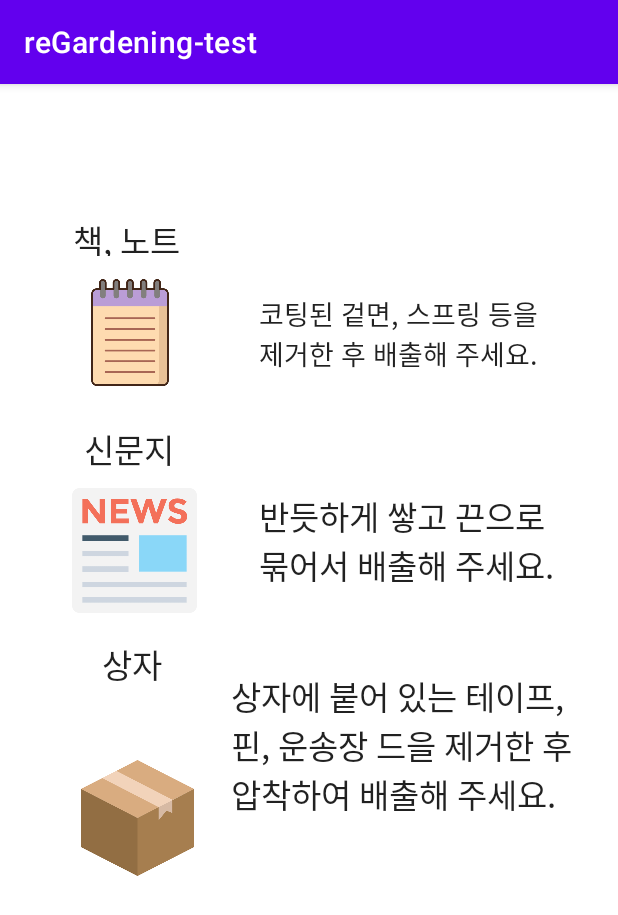
After one commit to YRim99/reGardening-test, an Android app: the paper screen opened directly, with no data from a screen before it, on a phone screen of 412 x 824 dp. The commit adds this screen. Shown: the top 915 px of the screen. Run offline under Robolectric (Android 15) with nearby library versions, the phone set to English and light mode, and no system bars.

Commit message:
종이류-종이 추가

```diff
--- a/app/src/main/AndroidManifest.xml
+++ b/app/src/main/AndroidManifest.xml
@@ -9,6 +9,8 @@
         android:roundIcon="@mipmap/ic_launcher_round"
         android:supportsRtl="true"
         android:theme="@style/Theme.ReGardeningtest">
+        <activity android:name=".paper"></activity>
+        <activity android:name=".collection" />
         <activity android:name=".MainActivity">
             <intent-filter>
                 <action android:name="android.intent.action.MAIN" />
--- /dev/null
+++ b/app/src/main/java/com/example/regardening_test/paper.kt
@@ -0,0 +1,11 @@
+package com.example.regardening_test
+
+import androidx.appcompat.app.AppCompatActivity
+import android.os.Bundle
+
+class paper : AppCompatActivity() {
+    override fun onCreate(savedInstanceState: Bundle?) {
+        super.onCreate(savedInstanceState)
+        setContentView(R.layout.activity_paper)
+    }
+}
--- /dev/null
+++ b/app/src/main/res/layout/activity_paper.xml
@@ -0,0 +1,111 @@
+<?xml version="1.0" encoding="utf-8"?>
+<androidx.constraintlayout.widget.ConstraintLayout xmlns:android="http://schemas.android.com/apk/res/android"
+    xmlns:app="http://schemas.android.com/apk/res-auto"
+    xmlns:tools="http://schemas.android.com/tools"
+    android:layout_width="match_parent"
+    android:layout_height="match_parent"
+    tools:context=".paper">
+
+
+    <ImageView
+        android:id="@+id/imageView4"
+        android:layout_width="83dp"
+        android:layout_height="86dp"
+        android:layout_marginStart="48dp"
+        android:layout_marginTop="268dp"
+        app:layout_constraintStart_toStartOf="parent"
+        app:layout_constraintTop_toTopOf="parent"
+        app:srcCompat="@drawable/newspaper" />
+
+    <ImageView
+        android:id="@+id/imageView3"
+        android:layout_width="79dp"
+        android:layout_height="77dp"
+        android:layout_marginStart="52dp"
+        android:layout_marginBottom="240dp"
+        app:layout_constraintBottom_toBottomOf="parent"
+        app:layout_constraintStart_toStartOf="parent"
+        app:srcCompat="@drawable/box"
+        android:contentDescription="TODO" />
+
+    <ImageView
+        android:id="@+id/imageView5"
+        android:layout_width="77dp"
+        android:layout_height="83dp"
+        android:layout_marginStart="48dp"
+        android:layout_marginTop="124dp"
+        app:layout_constraintStart_toStartOf="parent"
+        app:layout_constraintTop_toTopOf="parent"
+        app:srcCompat="@drawable/note" />
+
+    <TextView
+        android:id="@+id/textView"
+        android:layout_width="82dp"
+        android:layout_height="27dp"
+        android:layout_marginTop="87dp"
+        android:text="@string/book_note"
+        android:textAppearance="@style/TextAppearance.AppCompat.Large"
+        app:layout_constraintEnd_toEndOf="parent"
+        app:layout_constraintHorizontal_bias="0.148"
+        app:layout_constraintStart_toStartOf="parent"
+        app:layout_constraintTop_toTopOf="parent" />
+
+    <TextView
+        android:id="@+id/textView2"
+        android:layout_width="wrap_content"
+        android:layout_height="wrap_content"
+        android:layout_marginStart="56dp"
+        android:layout_marginTop="19dp"
+        android:text="@string/newspaper"
+        android:textAppearance="@style/TextAppearance.AppCompat.Large"
+        app:layout_constraintStart_toStartOf="parent"
+        app:layout_constraintTop_toBottomOf="@+id/imageView5" />
+
+    <TextView
+        android:id="@+id/textView3"
+        android:layout_width="wrap_content"
+        android:layout_height="wrap_content"
+        android:layout_marginStart="68dp"
+        android:layout_marginTop="16dp"
+        android:text="@string/box"
+        android:textAppearance="@style/TextAppearance.AppCompat.Large"
+        app:layout_constraintStart_toStartOf="parent"
+        app:layout_constraintTop_toBottomOf="@+id/imageView4" />
+
+    <TextView
+        android:id="@+id/textView4"
+        android:layout_width="192dp"
+        android:layout_height="74dp"
+        android:layout_marginTop="140dp"
+        android:text="@string/note_explanation"
+        android:textAppearance="@style/TextAppearance.AppCompat.Large"
+        android:textSize="18sp"
+        app:layout_constraintEnd_toEndOf="parent"
+        app:layout_constraintStart_toEndOf="@+id/imageView5"
+        app:layout_constraintTop_toTopOf="parent" />
+
+    <TextView
+        android:id="@+id/textView5"
+        android:layout_width="214dp"
+        android:layout_height="82dp"
+        android:layout_marginTop="272dp"
+        android:text="@string/newspaper_explanation"
+        android:textAppearance="@style/TextAppearance.AppCompat.Large"
+        app:layout_constraintEnd_toEndOf="parent"
+        app:layout_constraintHorizontal_bias="0.652"
+        app:layout_constraintStart_toEndOf="@+id/imageView5"
+        app:layout_constraintTop_toTopOf="parent" />
+
+    <TextView
+        android:id="@+id/textView6"
+        android:layout_width="242dp"
+        android:layout_height="99dp"
+        android:layout_marginTop="392dp"
+        android:text="@string/box_explanation"
+        android:textAppearance="@style/TextAppearance.AppCompat.Large"
+        app:layout_constraintEnd_toEndOf="parent"
+        app:layout_constraintHorizontal_bias="0.636"
+        app:layout_constraintStart_toEndOf="@+id/imageView5"
+        app:layout_constraintTop_toTopOf="parent" />
+
+</androidx.constraintlayout.widget.ConstraintLayout>
--- a/app/src/main/res/values/strings.xml
+++ b/app/src/main/res/values/strings.xml
@@ -1,3 +1,9 @@
 <resources>
     <string name="app_name">reGardening-test</string>
+    <string name="book_note">책, 노트</string>
+    <string name="newspaper">신문지</string>
+    <string name="box">상자</string>
+    <string name="note_explanation">코팅된 겉면, 스프링 등을 제거한 후 배출해 주세요.</string>
+    <string name="newspaper_explanation">반듯하게 쌓고 끈으로 묶어서 배출해 주세요.</string>
+    <string name="box_explanation">상자에 붙어 있는 테이프, 핀, 운송장 드을 제거한 후 압착하여 배출해 주세요.</string>
 </resources>
```
Also changed, not shown: app/src/main/res/drawable/box.png (added), app/src/main/res/drawable/milk.png (added), app/src/main/res/drawable/newspaper.png (added), app/src/main/res/drawable/note.png (added).
